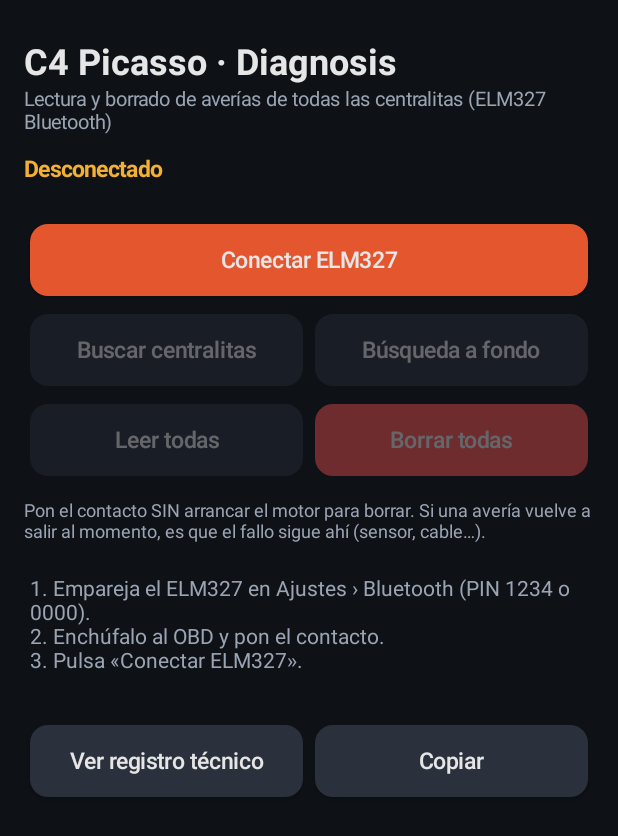
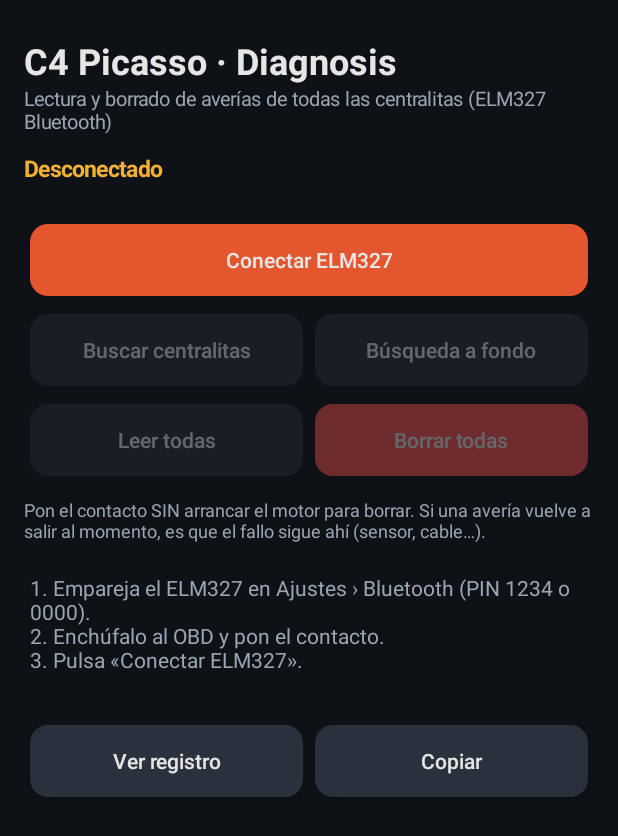
Before and after one commit to ikker11/OBD-CITROEN, an Android app: the screen it shows after launch (MainActivity), after a tap on "Ocultar registro", on a phone screen of 412 x 824 dp. Shown: the top 836 px of the screen. Run offline under Robolectric (Android 15) with nearby library versions, the phone set to English and light mode, and no system bars; 1 other tap on this screen came first.

Commit message:
Botones: texto completo en móviles estrechos
Co-Authored-By: Claude Opus 5.5 <noreply@anthropic.com>
Claude-Session: https://claude.ai/code/session_013VCNV3Tp5wN8sbERS5Wut7

```diff
--- a/app/src/main/java/com/codegarage/c4diag/MainActivity.java
+++ b/app/src/main/java/com/codegarage/c4diag/MainActivity.java
@@ -123,10 +123,10 @@ public class MainActivity extends Activity {
         root.addView(ecuBox);
 
         LinearLayout logHead = hrow();
-        logHead.addView(button("Ver registro técnico", BTN, v -> {
+        logHead.addView(button("Ver registro", BTN, v -> {
             boolean show = logView.getVisibility() != View.VISIBLE;
             logView.setVisibility(show ? View.VISIBLE : View.GONE);
-            ((Button) v).setText(show ? "Ocultar registro" : "Ver registro técnico");
+            ((Button) v).setText(show ? "Ocultar registro" : "Ver registro");
         }, false), weight());
         logHead.addView(button("Copiar", BTN, v -> copyLog(), false), weight());
         logHead.setPadding(0, dp(16), 0, 0);
@@ -165,11 +165,14 @@ public class MainActivity extends Activity {
         btn.setText(label);
         btn.setAllCaps(false);
         btn.setTextColor(TXT);
-        btn.setTextSize(15);
+        btn.setTextSize(14);
+        btn.setMinHeight(dp(48));
+        btn.setMinimumHeight(dp(48));
+        btn.setPadding(dp(8), dp(6), dp(8), dp(6));
         btn.setBackground(round(color));
         btn.setOnClickListener(l);
         LinearLayout.LayoutParams lp = new LinearLayout.LayoutParams(
-                ViewGroup.LayoutParams.MATCH_PARENT, dp(48));
+                ViewGroup.LayoutParams.MATCH_PARENT, ViewGroup.LayoutParams.WRAP_CONTENT);
         lp.setMargins(dp(4), dp(6), dp(4), dp(6));
         btn.setLayoutParams(lp);
         if (needsConnection) actions.add(btn);
@@ -180,11 +183,12 @@ public class MainActivity extends Activity {
         LinearLayout r = new LinearLayout(this);
         r.setOrientation(LinearLayout.HORIZONTAL);
         r.setGravity(Gravity.CENTER_VERTICAL);
+        r.setBaselineAligned(false);
         return r;
     }
 
     private LinearLayout.LayoutParams weight() {
-        LinearLayout.LayoutParams lp = new LinearLayout.LayoutParams(0, dp(48), 1f);
+        LinearLayout.LayoutParams lp = new LinearLayout.LayoutParams(0, ViewGroup.LayoutParams.WRAP_CONTENT, 1f);
         lp.setMargins(dp(4), dp(6), dp(4), dp(6));
         return lp;
     }
```
